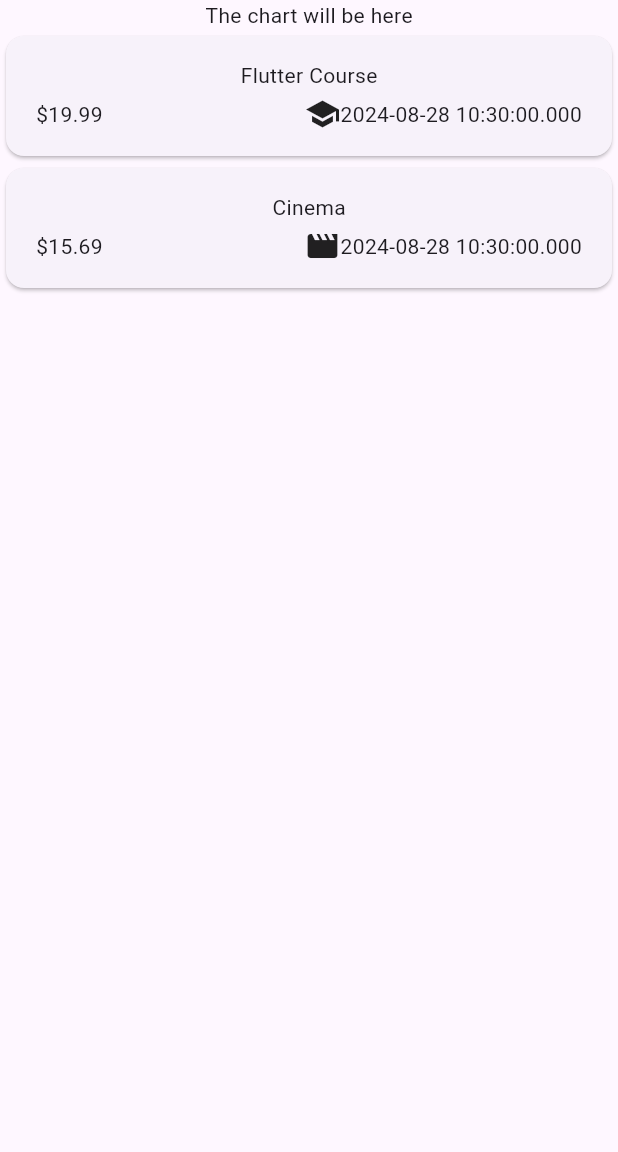
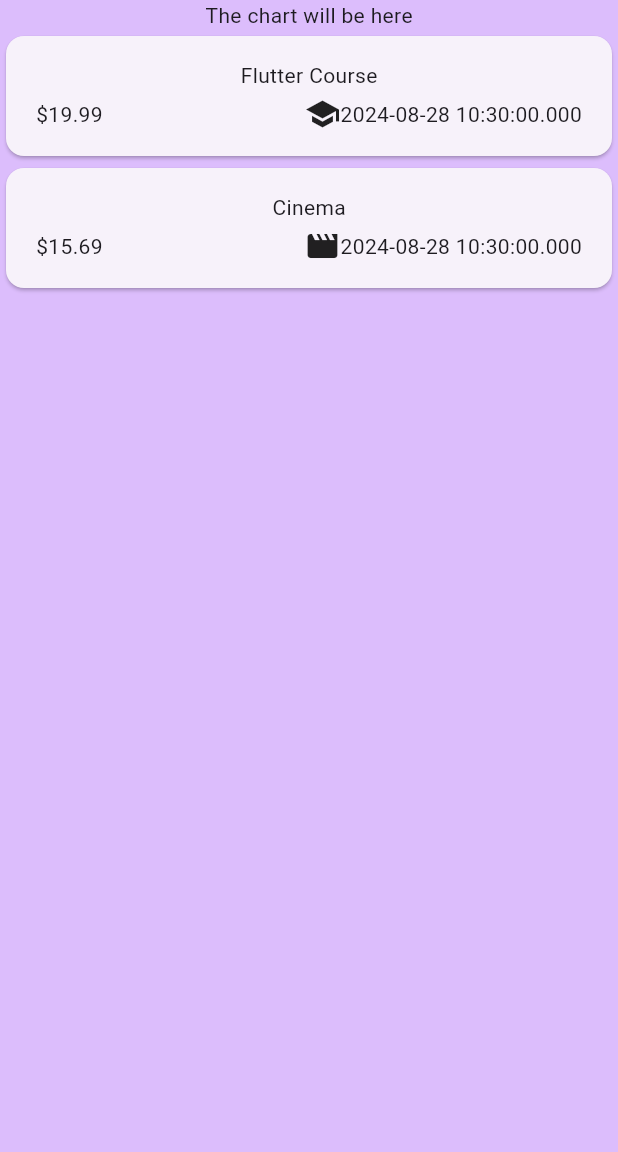
Before and after one commit to vohoangloc123/expense_tracker, a Flutter app: the screen it shows after launch, on a phone screen of 412 x 824 dp, the part 84-1236 px from its top. Run offline on Flutter 3.47's test engine with Material 3 defaults, Android fonts, the phone set to English and light mode, and no system bars.

Commit message:
Started with Theme

```diff
--- a/lib/main.dart
+++ b/lib/main.dart
@@ -11,9 +11,12 @@ class MyApp extends StatelessWidget {
   // This widget is the root of your application.
   @override
   Widget build(BuildContext context) {
-    return const MaterialApp(
+    return MaterialApp(
       title: 'Flutter Demo',
-      home: Expenses(),
+      theme: ThemeData().copyWith(
+          useMaterial3: true,
+          scaffoldBackgroundColor: const Color.fromARGB(255, 220, 189, 252)),
+      home: const Expenses(),
     );
   }
 }
```
